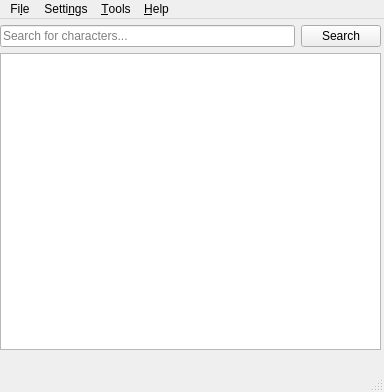
This is npc/gui/uis/main_window.ui in aurule/npc as Qt 5 draws it before an edit. The edited form follows.
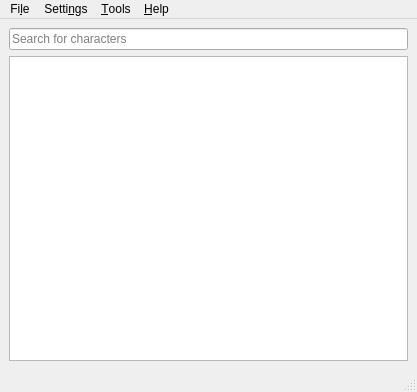
This is the edited form. Icons and pictures are not drawn.

Commit message: Make main table work

What changed in the file:
```diff
--- a/npc/gui/uis/main_window.ui
+++ b/npc/gui/uis/main_window.ui
@@ -2,17 +2,15 @@
 <ui version="4.0">
  <class>MainWindow</class>
  <widget class="QMainWindow" name="MainWindow">
-  <property name="geometry">
-   <rect>
-    <x>0</x>
-    <y>0</y>
-    <width>384</width>
-    <height>392</height>
-   </rect>
+  <property name="sizePolicy">
+   <sizepolicy hsizetype="Minimum" vsizetype="Preferred">
+    <horstretch>0</horstretch>
+    <verstretch>0</verstretch>
+   </sizepolicy>
   </property>
   <property name="minimumSize">
    <size>
-    <width>384</width>
+    <width>417</width>
     <height>392</height>
    </size>
   </property>
@@ -20,25 +18,16 @@
    <string>NPC</string>
   </property>
   <widget class="QWidget" name="centralwidget">
-   <widget class="QWidget" name="verticalLayoutWidget">
-    <property name="geometry">
-     <rect>
-      <x>0</x>
-      <y>0</y>
-      <width>381</width>
-      <height>331</height>
-     </rect>
-    </property>
+   <layout class="QGridLayout" name="gridLayout">
+    <item row="0" column="0">
     <layout class="QVBoxLayout" name="verticalLayout">
-     <property name="topMargin">
-      <number>6</number>
-     </property>
-     <item>
-      <layout class="QHBoxLayout" name="horizontalLayout_2">
+      <property name="sizeConstraint">
+       <enum>QLayout::SetMinimumSize</enum>
+      </property>
        <item>
         <widget class="QLineEdit" name="characterSearch">
          <property name="placeholderText">
-          <string>Search for characters...</string>
+         <string>Search for characters</string>
          </property>
          <property name="clearButtonEnabled">
           <bool>true</bool>
@@ -46,29 +35,34 @@
         </widget>
        </item>
        <item>
-        <widget class="QPushButton" name="searchButton">
-         <property name="text">
-          <string>Search</string>
-         </property>
-         <property name="icon">
-          <iconset theme="search"/>
-         </property>
+       <widget class="QTableView" name="characterTableView">
+        <property name="alternatingRowColors">
+         <bool>true</bool>
+        </property>
+        <property name="selectionBehavior">
+         <enum>QAbstractItemView::SelectRows</enum>
+        </property>
+        <property name="showGrid">
+         <bool>false</bool>
+        </property>
+        <attribute name="horizontalHeaderStretchLastSection">
+         <bool>true</bool>
+        </attribute>
+        <attribute name="verticalHeaderVisible">
+         <bool>false</bool>
+        </attribute>
         </widget>
        </item>
       </layout>
      </item>
-     <item>
-      <widget class="QTableView" name="tableView"/>
-     </item>
-    </layout>
-   </widget>
+   </layout>
   </widget>
   <widget class="QMenuBar" name="menubar">
    <property name="geometry">
     <rect>
      <x>0</x>
      <y>0</y>
-     <width>384</width>
+     <width>417</width>
      <height>30</height>
     </rect>
    </property>
```
Lines whose indentation alone changed are shown as unchanged. The commit also changes 3 other files.
